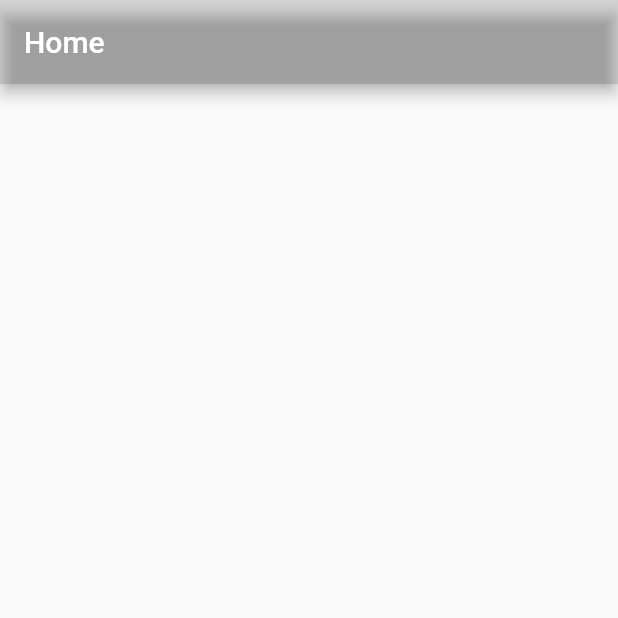
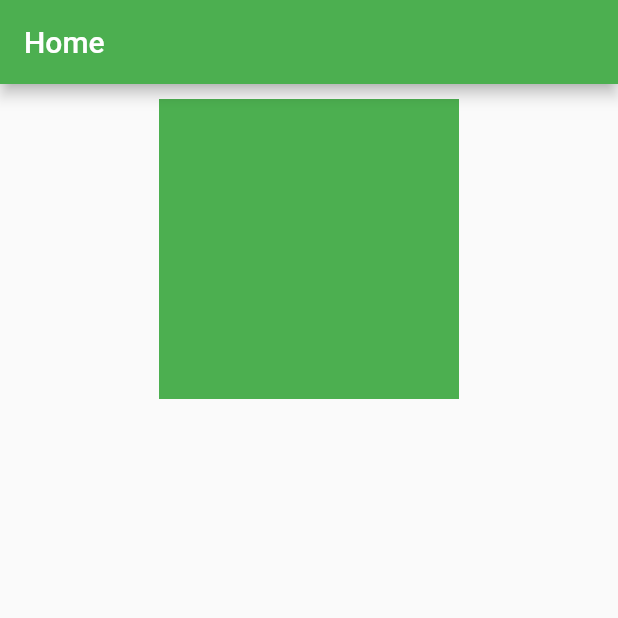
Before and after one commit to FrankKamala/profile-flutter, a Flutter app: the screen it shows after launch, on a phone screen of 412 x 824 dp, the top half of it. Run offline on Flutter 3.47's test engine with Material 2 defaults, Android fonts, the phone set to English and light mode, and no system bars.

Commit message:
add child

```diff
--- a/lib/main.dart
+++ b/lib/main.dart
@@ -11,8 +11,25 @@ class MyApp extends StatelessWidget {
     return MaterialApp(
       home: Scaffold(
         appBar: AppBar(
-          backgroundColor: Colors.black12,
-          title: Text('Home'),
+          backgroundColor: Colors.green,
+          title: Text('Home',textDirection: TextDirection.ltr,style: TextStyle(color: Colors.white),),
+
+        ),
+        body:SafeArea(
+          child: Column(
+            children: [
+              Center(
+                child: Container(
+                  margin: EdgeInsets.all(10),
+                  alignment: Alignment.center,
+                  color: Colors.green,
+                  height: 200,
+                  width: 200,
+// child:AssetImage(assetName),
+                ),
+              ),
+            ],
+          ),
         ),
       ),
     );
```
